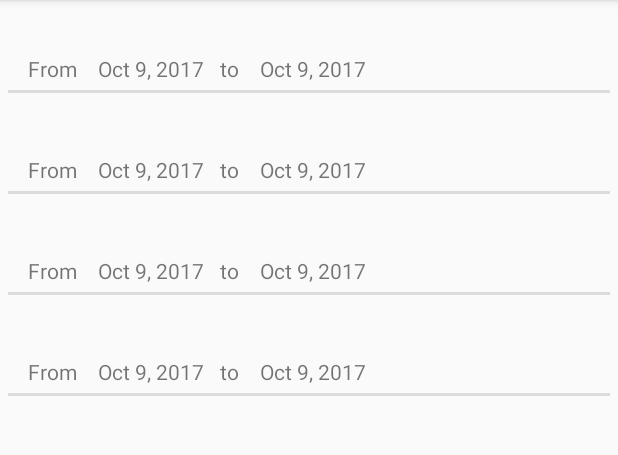
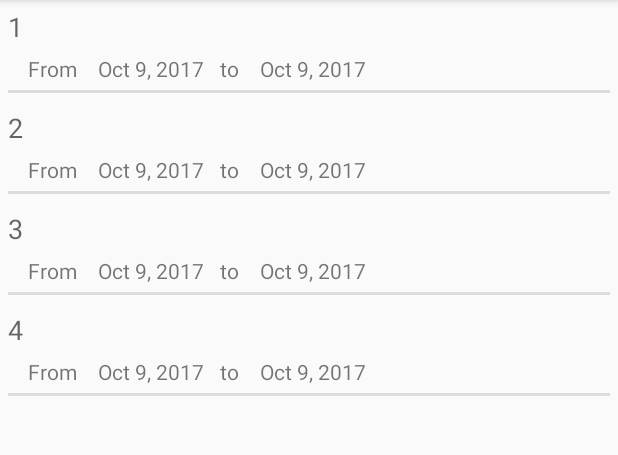
Before and after one commit to Datchik/JourneyDiaries, an Android app: the screen it shows after launch (MainActivity), on a phone screen of 412 x 824 dp, the part 84-539 px from its top. Run offline under Robolectric (Android 15) with nearby library versions, the phone set to English and light mode, and no system bars; our stand-ins replace data binding.

Commit message:
MVVM Architecture - Journey Binding

```diff
--- a/app/src/main/java/com/tpandroid/cpe/journeydiaries/JourneyListAdapter.java
+++ b/app/src/main/java/com/tpandroid/cpe/journeydiaries/JourneyListAdapter.java
@@ -36,14 +36,13 @@ class JourneyListAdapter extends RecyclerView.Adapter<JourneyListAdapter.Binding
             position) {
         JourneyItemBinding binding = holder.binding;
         Journey journey = journeys.get(position);
-        binding.name.setText(journey.getName());
-        Calendar cal = journey.getFrom();
-        DateFormat sdf =
-                SimpleDateFormat.getDateInstance(SimpleDateFormat.MEDIUM,
-                        Locale.getDefault());
-        binding.startDate.setText(sdf.format(cal.getTime()));
-        cal = journey.getTo();
-        binding.endDate.setText(sdf.format(cal.getTime()));
+        binding.setJvm(new JourneyViewModel(journeys.get(position)));
+        //binding.name.setText(journey.getName());
+        //Calendar cal = journey.getFrom();
+        //DateFormat sdf = SimpleDateFormat.getDateInstance(SimpleDateFormat.MEDIUM, Locale.getDefault());
+        //binding.startDate.setText(sdf.format(cal.getTime()));
+        //cal = journey.getTo();
+        //binding.endDate.setText(sdf.format(cal.getTime()));
     }
     @Override
     public int getItemCount() {
--- a/app/src/main/res/layout/journey_item.xml
+++ b/app/src/main/res/layout/journey_item.xml
@@ -11,7 +11,8 @@
         android:layout_width="match_parent"
         android:layout_height="wrap_content"
         android:orientation="vertical"
-        android:layout_margin="5dp" >
+        android:layout_margin="5dp"
+        android:onClick="onJourneyClick">
         <TextView
             android:id="@+id/name"
             android:text="@{jvm.name}"
@@ -32,6 +33,7 @@
                 />
             <TextView
                 android:id="@+id/start_date"
+                android:text="@{jvm.from}"
                 android:layout_width="wrap_content"
                 android:layout_height="wrap_content"
                 android:layout_margin="5dp"
@@ -44,6 +46,7 @@
                 />
             <TextView
                 android:id="@+id/end_date"
+                android:text="@{jvm.to}"
                 android:layout_width="wrap_content"
                 android:layout_height="wrap_content"
                 android:layout_margin="5dp"
--- a/app/src/main/res/layout/journeys_fragment.xml
+++ b/app/src/main/res/layout/journeys_fragment.xml
@@ -14,6 +14,7 @@
             android:layout_gravity="bottom|end"
             android:layout_width="wrap_content"
             android:layout_height="wrap_content"
+            android:onClick="add_journey_click"
             />
     </android.support.design.widget.CoordinatorLayout>
 </layout>
```
